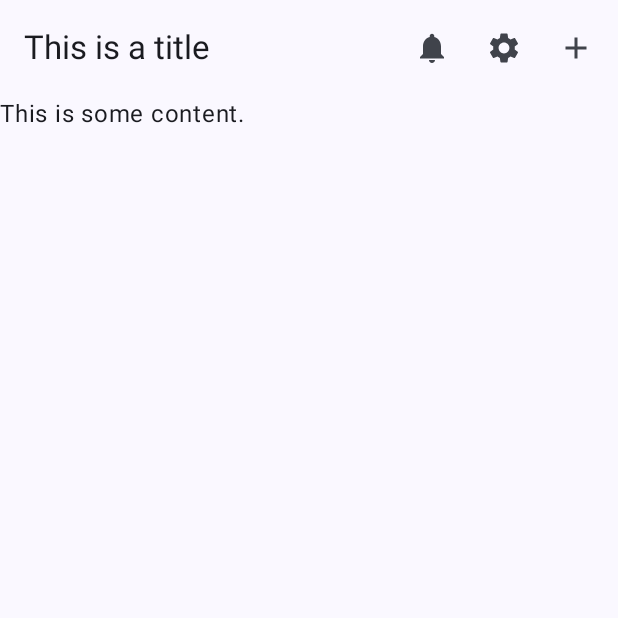
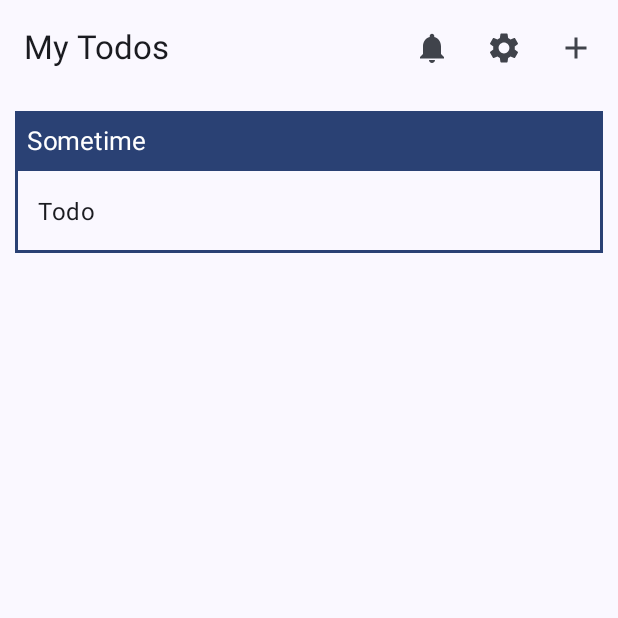
Before and after one commit to Cromana22/mod005452-p110136416-ele010, an Android app built with Jetpack Compose: the MainActivity screen opened directly, with no data from a screen before it, on a phone screen of 412 x 824 dp, the top half of it. Run offline under Robolectric (Android 15) with nearby library versions, the phone set to English and light mode, and no system bars; our stand-ins replace Room's generated code, livedata-compose.

Commit message:
Starting to build main page

```diff
--- a/Flexitodo/app/src/main/java/com/example/flexitodo/GenericFunctions.kt
+++ /dev/null
@@ -1,9 +0,0 @@
-package com.example.flexitodo
-
-import android.app.Activity
-import android.content.Context
-import android.content.Intent
-fun Context.changePage(activity: Activity, page: Class<*>) {
-    val i = Intent(activity, page)
-    startActivity(i)
-}
--- /dev/null
+++ b/Flexitodo/app/src/main/java/com/example/flexitodo/components/CollapsibleList.kt
@@ -0,0 +1,134 @@
+package com.example.flexitodo.components
+
+import androidx.compose.animation.*
+import androidx.compose.animation.core.tween
+import androidx.compose.foundation.BorderStroke
+import androidx.compose.foundation.background
+import androidx.compose.foundation.border
+import androidx.compose.foundation.clickable
+import androidx.compose.foundation.interaction.MutableInteractionSource
+import androidx.compose.foundation.layout.*
+import androidx.compose.material3.MaterialTheme
+import androidx.compose.material3.Text
+import androidx.compose.runtime.Composable
+import androidx.compose.runtime.mutableStateOf
+import androidx.compose.runtime.remember
+import androidx.compose.ui.Alignment
+import androidx.compose.ui.Modifier
+import androidx.compose.ui.graphics.SolidColor
+import androidx.compose.ui.tooling.preview.Preview
+import androidx.compose.ui.unit.dp
+import androidx.compose.ui.unit.sp
+import com.example.flexitodo.database.TodoItem
+
+@Composable
+fun CollapsibleList(folder: String, items: List<TodoItem>) {
+    val expanded = remember { mutableStateOf(true) }
+
+    Box(Modifier.padding(10.dp)) {
+        Column(Modifier.border(BorderStroke(2.dp, SolidColor(MaterialTheme.colorScheme.primary)))) {
+            HeaderView(title = folder, onClickItem = { expanded != expanded })
+            ExpandableView(todoItems = items, isExpanded = expanded.value)
+        }
+    }
+}
+
+
+@Preview(showBackground = true)
+@Composable
+fun CollapsibleListViewPreview() {
+    val todoItem1 = TodoItem(listId = 1L, itemSummary = "Todo1")
+    val todoItem2 = TodoItem(listId = 1L, itemSummary = "Todo2")
+    val todoItem3 = TodoItem(listId = 1L, itemSummary = "Todo3")
+    val items = listOf(todoItem1, todoItem2, todoItem3)
+
+    CollapsibleList(
+        folder = "Sometime",
+        items = items
+    )
+}
+
+@Composable
+fun HeaderView(title: String, onClickItem: () -> Unit) {
+    Box(
+        modifier = Modifier
+            .background(MaterialTheme.colorScheme.primary)
+            .clickable(
+                indication = null, // Removes the ripple effect on tap
+                interactionSource = remember { MutableInteractionSource() }, // Removes the ripple effect on tap
+                onClick = onClickItem
+            )
+            .padding(8.dp)
+    ) {
+        Text(
+            text = title,
+            fontSize = 17.sp,
+            color = MaterialTheme.colorScheme.onPrimary,
+            modifier = Modifier
+                .fillMaxWidth()
+        )
+    }
+}
+
+@Preview(showBackground = true)
+@Composable
+fun HeaderViewPreview() {
+    HeaderView("Sometime") {}
+}
+
+@Composable
+fun ExpandableView(todoItems: List<TodoItem>, isExpanded: Boolean) {
+    // Opening Animation
+    val expandTransition = remember {
+        expandVertically(
+            expandFrom = Alignment.Top,
+            animationSpec = tween(300)
+        ) + fadeIn(
+            animationSpec = tween(300)
+        )
+    }
+
+    // Closing Animation
+    val collapseTransition = remember {
+        shrinkVertically(
+            shrinkTowards = Alignment.Top,
+            animationSpec = tween(300)
+        ) + fadeOut(
+            animationSpec = tween(300)
+        )
+    }
+
+    AnimatedVisibility(
+        visible = isExpanded,
+        enter = expandTransition,
+        exit = collapseTransition
+    ) {
+        Box(
+            modifier = Modifier
+                .background(MaterialTheme.colorScheme.background)
+                .padding(15.dp)
+        ) {
+            Column{
+                todoItems.forEach { item ->
+                    Text(text = item.itemSummary,
+                        fontSize = 16.sp,
+                        color = MaterialTheme.colorScheme.onBackground,
+                        modifier = Modifier
+                            .fillMaxWidth()
+                    )
+                }
+            }
+        }
+    }
+}
+
+
+@Preview(showBackground = true)
+@Composable
+fun ExpandableViewPreview() {
+    val todoItem1 = TodoItem(listId = 1L, itemSummary = "Todo1")
+    val todoItem2 = TodoItem(listId = 1L, itemSummary = "Todo2")
+    val todoItem3 = TodoItem(listId = 1L, itemSummary = "Todo3")
+    val items = listOf(todoItem1, todoItem2, todoItem3)
+    ExpandableView(items, true)
+}
--- a/Flexitodo/app/src/main/java/com/example/flexitodo/database/DatabaseClass.kt
+++ b/Flexitodo/app/src/main/java/com/example/flexitodo/database/DatabaseClass.kt
@@ -1,6 +1,7 @@
 package com.example.flexitodo.database
 
 import android.content.Context
+import android.util.Log
 import androidx.room.Database
 import androidx.room.Room
 import androidx.room.RoomDatabase
@@ -21,6 +22,7 @@ abstract class DatabaseClass : RoomDatabase() {
         fun getInstance(context: Context): DatabaseClass {
             synchronized(this) {
                 var instance = INSTANCE
+                Log.i("database", instance.toString())
 
                 if (instance == null) {
                     instance = Room.databaseBuilder(
@@ -35,6 +37,8 @@ abstract class DatabaseClass : RoomDatabase() {
                     val todoList = TodoList(listName = "My Todos")
                     val databaseInterface = instance.databaseInterface
                     databaseInterface.insertList(todoList)
+                    val todoItem = TodoItem(listId = 1L)
+                    databaseInterface.insertItem(todoItem)
 
                     INSTANCE = instance
                 }
--- a/Flexitodo/app/src/main/java/com/example/flexitodo/database/DatabaseInterface.kt
+++ b/Flexitodo/app/src/main/java/com/example/flexitodo/database/DatabaseInterface.kt
@@ -36,8 +36,12 @@ interface DatabaseInterface {
     fun getTodoLists(): LiveData<List<TodoList>>
 
     // Get all items in a list for main page, today first.
-    @Query("SELECT * from todo_item WHERE list_id = :key ORDER BY item_date ASC")
-    fun getTodoItems(key: Long): LiveData<List<TodoItem>>
+    @Query("SELECT * from todo_item WHERE list_id = :key AND item_folder = :folder ORDER BY item_date ASC")
+    fun getTodoItems(key: Long, folder: String): LiveData<List<TodoItem>>
+
+    // Get all folders for a list to be used in getting items.
+    @Query("SELECT DISTINCT item_folder FROM todo_item WHERE list_id = :key ORDER BY item_folder ASC")
+    fun getTodoFolders(key: Long): LiveData<List<String>>
 
     // Get all details of a item for item display / edit page.
     @Query("SELECT * from todo_item WHERE itemId = :key")
--- a/Flexitodo/app/src/main/java/com/example/flexitodo/database/DatabaseTables.kt
+++ b/Flexitodo/app/src/main/java/com/example/flexitodo/database/DatabaseTables.kt
@@ -32,7 +32,7 @@ data class TodoItem(
     var itemSummary: String = "Todo",
 
     @ColumnInfo(name = "item_folder" )
-    var itemFolder: String = "Today",
+    var itemFolder: String = "Sometime",
 
     @ColumnInfo(name = "item_date")
     var itemDate: Long = System.currentTimeMillis(),
--- a/Flexitodo/app/src/main/java/com/example/flexitodo/navigation/NavGraph.kt
+++ b/Flexitodo/app/src/main/java/com/example/flexitodo/navigation/NavGraph.kt
@@ -16,7 +16,7 @@ fun NavGraph (navController: NavHostController){
         navController = navController,
         startDestination = Screens.TodoList.route)
     {
-        composable(route = Screens.TodoList.route){ TodoList(navController) }
+        composable(route = Screens.TodoList.route){ TodoList(navController, viewModel()) }
         composable(route = Screens.AddNew.route){ AddTodo(navController, viewModel()) }
         composable(route = Screens.Settings.route){ Settings(navController) }
     }
--- a/Flexitodo/app/src/main/java/com/example/flexitodo/screens/DatabaseRepository.kt
+++ b/Flexitodo/app/src/main/java/com/example/flexitodo/screens/DatabaseRepository.kt
@@ -2,8 +2,17 @@ package com.example.flexitodo.screens
 
 import androidx.lifecycle.LiveData
 import com.example.flexitodo.database.DatabaseInterface
+import com.example.flexitodo.database.TodoItem
 import com.example.flexitodo.database.TodoList
 
 class DatabaseRepository(private val databaseInterface: DatabaseInterface) {
     val allTodoLists: LiveData<List<TodoList>> = databaseInterface.getTodoLists()
+
+    fun getTodoFolders(key: Long): LiveData<List<String>> {
+        return databaseInterface.getTodoFolders(key)
+    }
+
+    fun getTodoItems(key: Long, folder: String): LiveData<List<TodoItem>> {
+        return databaseInterface.getTodoItems(key, folder)
+    }
 }
--- a/Flexitodo/app/src/main/java/com/example/flexitodo/screens/DatabaseViewModel.kt
+++ b/Flexitodo/app/src/main/java/com/example/flexitodo/screens/DatabaseViewModel.kt
@@ -4,6 +4,7 @@ import android.app.Application
 import androidx.lifecycle.AndroidViewModel
 import androidx.lifecycle.LiveData
 import com.example.flexitodo.database.DatabaseClass
+import com.example.flexitodo.database.TodoItem
 import com.example.flexitodo.database.TodoList
 
 class DatabaseViewModel(application: Application) : AndroidViewModel(application) {
@@ -13,4 +14,12 @@ class DatabaseViewModel(application: Application) : AndroidViewModel(application
     fun allTodoLists(): LiveData<List<TodoList>> {
         return repository.allTodoLists
     }
+
+    fun getTodoFolders(key: Long): LiveData<List<String>> {
+        return repository.getTodoFolders(key)
+    }
+
+    fun getTodoItems(key: Long, folder: String): LiveData<List<TodoItem>> {
+        return repository.getTodoItems(key, folder)
+    }
 }
--- a/Flexitodo/app/src/main/java/com/example/flexitodo/screens/Todo_List.kt
+++ b/Flexitodo/app/src/main/java/com/example/flexitodo/screens/Todo_List.kt
@@ -2,38 +2,45 @@
 
 package com.example.flexitodo.screens
 
-import androidx.compose.foundation.layout.Column
-import androidx.compose.foundation.layout.Row
-import androidx.compose.foundation.layout.padding
+import androidx.compose.foundation.layout.*
+import androidx.compose.foundation.lazy.LazyColumn
 import androidx.compose.material.icons.Icons
 import androidx.compose.material.icons.filled.Add
 import androidx.compose.material.icons.filled.Notifications
 import androidx.compose.material.icons.filled.Settings
 import androidx.compose.material3.*
 import androidx.compose.runtime.Composable
+import androidx.compose.runtime.State
+import androidx.compose.runtime.livedata.observeAsState
 import androidx.compose.ui.Modifier
 import androidx.navigation.NavController
 import com.example.flexitodo.*
+import com.example.flexitodo.components.CollapsibleList
+import com.example.flexitodo.database.TodoItem
+import com.example.flexitodo.database.TodoList
 import com.example.flexitodo.navigation.Screens
 
 @ExperimentalMaterial3Api
 @Composable
-fun TodoList(navController: NavController) {
+fun TodoList(navController: NavController, viewModel: DatabaseViewModel) {
     Scaffold(
-        topBar = { TopAppBarTodoList(navController) },
+        topBar = { TopAppBarTodoList(navController, viewModel) },
         content = { paddingValues ->
-            Column(modifier = Modifier.padding(paddingValues)) {
-                ContentTodoList()
-            }
+            ContentTodoList(viewModel, paddingValues)
         }
     )
 }
 
 @ExperimentalMaterial3Api
 @Composable
-fun TopAppBarTodoList(navController: NavController) {
+fun TopAppBarTodoList(navController: NavController, viewModel: DatabaseViewModel) {
+    val todoListsState: State<List<TodoList>> = viewModel.allTodoLists().observeAsState(initial = emptyList())
+
     TopAppBar(
-        title = { Text("This is a title") },
+        title = {
+            if (todoListsState.value.isEmpty()){ Text("Test") }
+            else { Text(todoListsState.value[0].listName) }
+        },
         actions = {
             IconButton(onClick = {/* Do Something*/ }) {
                 Icon(Icons.Filled.Notifications, null)
@@ -50,8 +57,20 @@ fun TopAppBarTodoList(navController: NavController) {
 
 @ExperimentalMaterial3Api
 @Composable
-fun ContentTodoList() {
-    Row {
-        Text("This is some content.")
-    }
+fun ContentTodoList(viewModel: DatabaseViewModel, paddingValues: PaddingValues) {
+   val folders: State<List<String>> = viewModel.getTodoFolders(1L).observeAsState(initial = emptyList())
+
+   LazyColumn(modifier = Modifier.padding(paddingValues).fillMaxSize()) {
+       if (folders.value.isEmpty()){ items(1){Text("Test") }}
+       else {
+           items(count = folders.value.size){
+               folders.value.forEach { folder ->
+                   val items: State<List<TodoItem>> = viewModel.getTodoItems(key = 1L, folder = folder)
+                       .observeAsState(initial = emptyList())
+
+                   Row{ CollapsibleList(folder, items.value) }
+               }
+           }
+       }
+   }
 }
```
